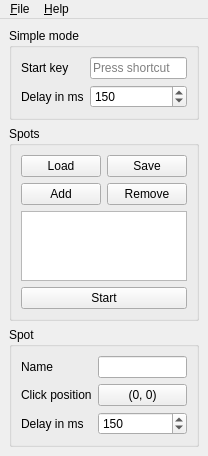
kervala/autoclicker, file ui/mainwindow.ui: the form before one commit.
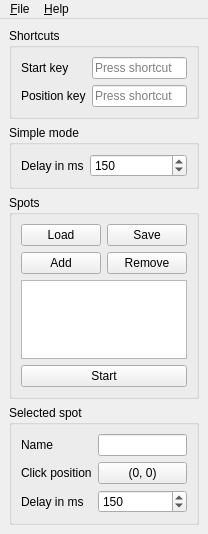
The form after the commit.

Commit message: Changed: Simplified layout

```diff
--- a/ui/mainwindow.ui
+++ b/ui/mainwindow.ui
@@ -7,15 +7,15 @@
     <x>0</x>
     <y>0</y>
     <width>196</width>
-    <height>433</height>
+    <height>534</height>
    </rect>
   </property>
   <widget class="QWidget" name="centralwidget">
    <layout class="QVBoxLayout" name="verticalLayout_2">
     <item>
-     <widget class="QGroupBox" name="simpleGroupBox">
+     <widget class="QGroupBox" name="groupBox">
       <property name="title">
-       <string>Simple mode</string>
+       <string>Shortcuts</string>
       </property>
       <layout class="QFormLayout" name="formLayout_2">
        <item row="0" column="0">
@@ -29,13 +29,36 @@
         <widget class="QKeySequenceEdit" name="startKeySequenceEdit"/>
        </item>
        <item row="1" column="0">
+        <widget class="QLabel" name="label">
+         <property name="text">
+          <string>Position key</string>
+         </property>
+        </widget>
+       </item>
+       <item row="1" column="1">
+        <widget class="QKeySequenceEdit" name="positionKeySequenceEdit">
+         <property name="focusPolicy">
+          <enum>Qt::ClickFocus</enum>
+         </property>
+        </widget>
+       </item>
+      </layout>
+     </widget>
+    </item>
+    <item>
+     <widget class="QGroupBox" name="simpleGroupBox">
+      <property name="title">
+       <string>Simple mode</string>
+      </property>
+      <layout class="QFormLayout" name="formLayout_3">
+       <item row="0" column="0">
         <widget class="QLabel" name="defaultDelayLabel">
          <property name="text">
           <string>Delay in ms</string>
          </property>
         </widget>
        </item>
-       <item row="1" column="1">
+       <item row="0" column="1">
         <widget class="QSpinBox" name="defaultDelaySpinBox">
          <property name="minimum">
           <number>1</number>
@@ -115,7 +138,7 @@
     <item>
      <widget class="QGroupBox" name="spotGroupBox">
       <property name="title">
-       <string>Spot</string>
+       <string>Selected spot</string>
       </property>
       <layout class="QFormLayout" name="formLayout">
        <item row="0" column="0">
```
Left out of the diff: 9 changed lines with no effect on the pictures.
